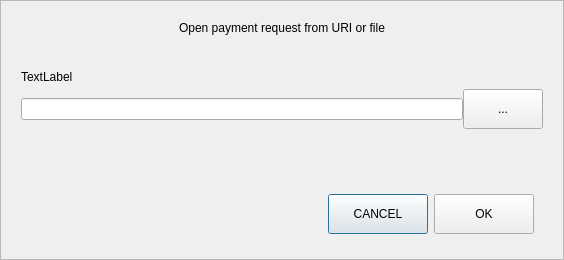
Before: the Qt Designer form src/qt/forms/openuridialog.ui in VitaeTeam/Vitae, drawn with Qt 5.
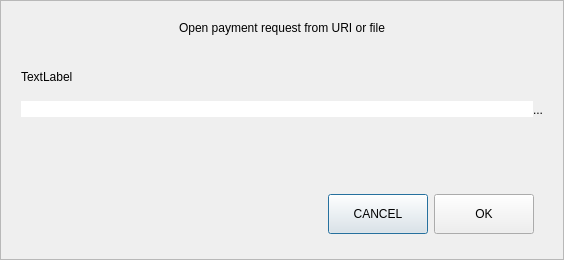
After: the same form once the commit is applied. Custom widgets are drawn as their Qt base class.

Commit message:
[GUI] Send screen, open URI from file connected.
# Conflicts:
#	src/qt/vitae/sendchangeaddressdialog.cpp

```diff
--- a/src/qt/forms/openuridialog.ui
+++ b/src/qt/forms/openuridialog.ui
@@ -92,19 +92,32 @@
          <number>0</number>
         </property>
         <item>
-         <widget class="QValidatedLineEdit" name="uriEdit"/>
+         <widget class="QValidatedLineEdit" name="uriEdit">
+          <property name="styleSheet">
+           <string notr="true">#uriEdit{
+	border-top-right-radius:0px;
+	border-bottom-right-radius:0px;
+}</string>
+          </property>
+         </widget>
         </item>
         <item>
          <widget class="QPushButton" name="selectFileButton">
           <property name="minimumSize">
            <size>
             <width>0</width>
-            <height>40</height>
+            <height>41</height>
            </size>
           </property>
           <property name="toolTip">
            <string>Select payment request file</string>
           </property>
+          <property name="styleSheet">
+           <string notr="true">#selectFileButton{
+	border-top-left-radius:0px;
+	border-bottom-left-radius:0px;
+}</string>
+          </property>
           <property name="text">
            <string notr="true">...</string>
           </property>
```
The commit also changes 6 other files.
